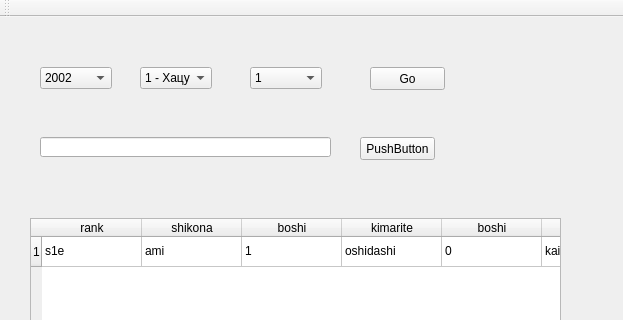
This is mainwindow.ui in akdtg/ozumo as Qt 5 draws it before an edit; both pictures show x 0 to 623 and y 0 to 320 of the 623 by 564 pixel window. The edited form follows.
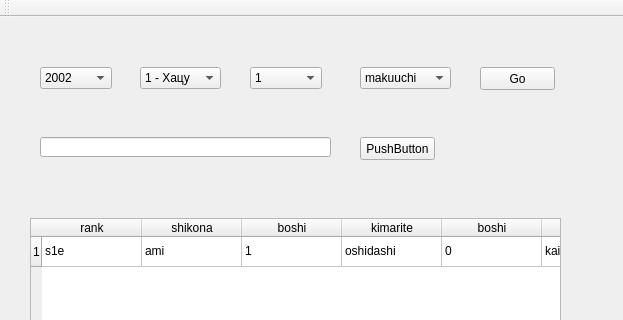
This is the edited form.

Commit message: added division combobox

Diff of the .ui file:
```diff
--- a/mainwindow.ui
+++ b/mainwindow.ui
@@ -135,7 +135,7 @@
    <widget class="QPushButton" name="pushButton_Go">
     <property name="geometry">
      <rect>
-      <x>370</x>
+      <x>480</x>
       <y>50</y>
       <width>75</width>
       <height>23</height>
@@ -213,7 +213,7 @@
      <rect>
       <x>140</x>
       <y>50</y>
-      <width>72</width>
+      <width>81</width>
       <height>22</height>
      </rect>
     </property>
@@ -336,6 +336,26 @@
      </property>
     </item>
    </widget>
+   <widget class="QComboBox" name="comboBox_division">
+    <property name="geometry">
+     <rect>
+      <x>360</x>
+      <y>50</y>
+      <width>91</width>
+      <height>22</height>
+     </rect>
+    </property>
+    <item>
+     <property name="text">
+      <string>makuuchi</string>
+     </property>
+    </item>
+    <item>
+     <property name="text">
+      <string>juryo</string>
+     </property>
+    </item>
+   </widget>
   </widget>
   <widget class="QMenuBar" name="menuBar">
    <property name="geometry">
```
The commit also changes 1 other file.
